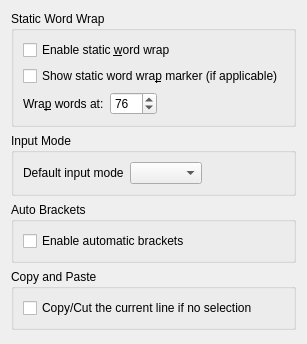
First picture: the form in src/dialogs/editconfigwidget.ui, repository KDE/ktexteditor, before the edit.
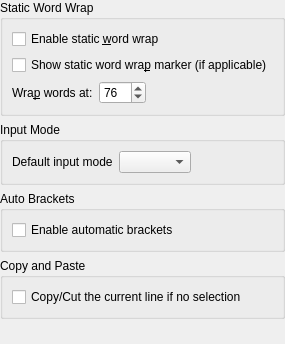
Second picture: the form after the edit. Custom widgets are drawn as their Qt base class.

Commit message: KateEditConfigTab: Remove wrong margin around content of Genereal tab

The edit to the form file:
```diff
--- a/src/dialogs/editconfigwidget.ui
+++ b/src/dialogs/editconfigwidget.ui
@@ -11,6 +11,9 @@
    </rect>
   </property>
   <layout class="QVBoxLayout" name="verticalLayout">
+   <property name="margin">
+    <number>0</number>
+   </property>
    <item>
     <widget class="QGroupBox" name="gbStaticWordWrap">
      <property name="title">
```
